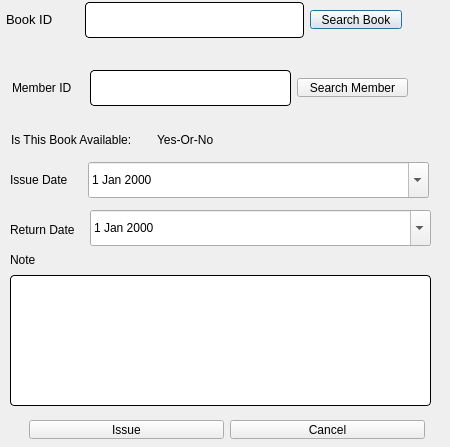
Above: LibraryManagementSoftware/LibraryManagementSoftware/issuebook.ui from vashutangri/library_management_system before the change. Below: the same form after it.
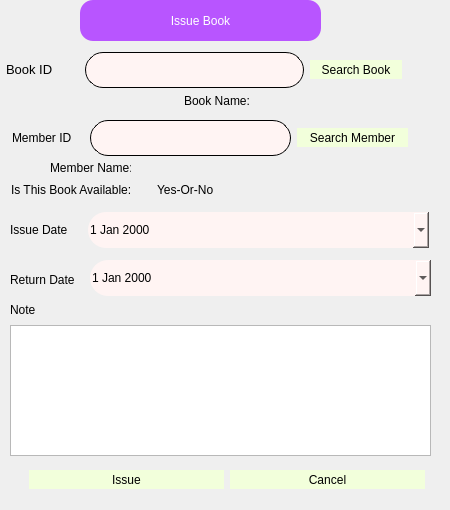
That is the form after the change.

Patch:
```diff
--- a/LibraryManagementSoftware/LibraryManagementSoftware/issuebook.ui
+++ b/LibraryManagementSoftware/LibraryManagementSoftware/issuebook.ui
@@ -7,27 +7,42 @@
     <x>0</x>
     <y>0</y>
     <width>450</width>
-    <height>447</height>
+    <height>510</height>
    </rect>
   </property>
   <property name="windowTitle">
    <string>Dialog</string>
   </property>
+  <property name="styleSheet">
+   <string notr="true">QPushButton{
+background-color: rgb(242, 255, 219);
+
+font: 350 9pt &quot;Segoe UI Variable Text Semiligh&quot;;
+
+border-radius:20%;
+border:2px;
+font: 12pt &quot;Segoe UI&quot;;
+}
+QPushButton:hover{
+        background-color: rgb(255, 231, 212)
+}
+</string>
+  </property>
   <widget class="QLineEdit" name="bookID">
    <property name="geometry">
     <rect>
      <x>85</x>
-     <y>2</y>
+     <y>52</y>
      <width>219</width>
      <height>36</height>
     </rect>
    </property>
    <property name="styleSheet">
     <string notr="true">QLineEdit{
-	background-color: rgb(255, 255, 255);
-	 border: 1px  solid;
-     border-radius: 4px;
-	font: 24px
+background-color: rgb(255, 244, 243);
+border-radius:18%;
+border: 1px  solid;
+font: 24px
 }</string>
    </property>
   </widget>
@@ -35,7 +50,7 @@
    <property name="geometry">
     <rect>
      <x>6</x>
-     <y>10</y>
+     <y>60</y>
      <width>73</width>
      <height>19</height>
     </rect>
@@ -58,7 +73,7 @@
    <property name="geometry">
     <rect>
      <x>310</x>
-     <y>10</y>
+     <y>60</y>
      <width>92</width>
      <height>19</height>
     </rect>
@@ -74,7 +89,7 @@
    <property name="geometry">
     <rect>
      <x>12</x>
-     <y>78</y>
+     <y>128</y>
      <width>72</width>
      <height>19</height>
     </rect>
@@ -96,7 +111,7 @@
    <property name="geometry">
     <rect>
      <x>297</x>
-     <y>78</y>
+     <y>128</y>
      <width>111</width>
      <height>19</height>
     </rect>
@@ -112,16 +127,17 @@
    <property name="geometry">
     <rect>
      <x>90</x>
-     <y>70</y>
+     <y>120</y>
      <width>201</width>
      <height>36</height>
     </rect>
    </property>
    <property name="styleSheet">
     <string notr="true">QLineEdit{
-	background-color: rgb(255, 255, 255);
+
 	 border: 1px  solid;
-     border-radius: 4px;
+background-color: rgb(255, 244, 243);
+border-radius:18%;
 	font: 24px
 }</string>
    </property>
@@ -130,7 +146,7 @@
    <property name="geometry">
     <rect>
      <x>157</x>
-     <y>130</y>
+     <y>180</y>
      <width>65</width>
      <height>19</height>
     </rect>
@@ -152,7 +168,7 @@
    <property name="geometry">
     <rect>
      <x>11</x>
-     <y>130</y>
+     <y>180</y>
      <width>140</width>
      <height>19</height>
     </rect>
@@ -174,7 +190,7 @@
    <property name="geometry">
     <rect>
      <x>10</x>
-     <y>170</y>
+     <y>220</y>
      <width>73</width>
      <height>19</height>
     </rect>
@@ -196,7 +212,7 @@
    <property name="geometry">
     <rect>
      <x>10</x>
-     <y>220</y>
+     <y>270</y>
      <width>72</width>
      <height>19</height>
     </rect>
@@ -218,13 +234,14 @@
    <property name="geometry">
     <rect>
      <x>88</x>
-     <y>162</y>
+     <y>212</y>
      <width>341</width>
      <height>36</height>
     </rect>
    </property>
    <property name="styleSheet">
-    <string notr="true"/>
+    <string notr="true">background-color: rgb(255, 244, 243);
+border-radius:18%;</string>
    </property>
    <property name="calendarPopup">
     <bool>true</bool>
@@ -234,13 +251,14 @@
    <property name="geometry">
     <rect>
      <x>90</x>
-     <y>210</y>
+     <y>260</y>
      <width>341</width>
      <height>36</height>
     </rect>
    </property>
    <property name="styleSheet">
-    <string notr="true"/>
+    <string notr="true">background-color: rgb(255, 244, 243);
+border-radius:18%;</string>
    </property>
    <property name="calendarPopup">
     <bool>true</bool>
@@ -250,7 +268,7 @@
    <property name="geometry">
     <rect>
      <x>230</x>
-     <y>420</y>
+     <y>470</y>
      <width>195</width>
      <height>19</height>
     </rect>
@@ -266,7 +284,7 @@
    <property name="geometry">
     <rect>
      <x>29</x>
-     <y>420</y>
+     <y>470</y>
      <width>195</width>
      <height>19</height>
     </rect>
@@ -282,7 +300,7 @@
    <property name="geometry">
     <rect>
      <x>10</x>
-     <y>250</y>
+     <y>300</y>
      <width>29</width>
      <height>19</height>
     </rect>
@@ -304,13 +322,15 @@
    <property name="geometry">
     <rect>
      <x>10</x>
-     <y>275</y>
+     <y>325</y>
      <width>421</width>
      <height>131</height>
     </rect>
    </property>
    <property name="styleSheet">
-    <string notr="true">QTextEdit{
+    <string notr="true">background-color: rgb(255, 244, 243);
+border-radius:18%;
+QTextEdit{
 	background-color: rgb(255, 255, 255);
 	 border: 1px  solid;
      border-radius: 4px;
@@ -322,7 +342,7 @@
    <property name="geometry">
     <rect>
      <x>10</x>
-     <y>40</y>
+     <y>90</y>
      <width>431</width>
      <height>22</height>
     </rect>
@@ -341,6 +361,13 @@
       </property>
      </spacer>
     </item>
+    <item>
+     <widget class="QLabel" name="label_4">
+      <property name="text">
+       <string>Book Name: </string>
+      </property>
+     </widget>
+    </item>
     <item>
      <widget class="QLabel" name="bookName">
       <property name="sizePolicy">
@@ -377,7 +404,7 @@
    <property name="geometry">
     <rect>
      <x>190</x>
-     <y>110</y>
+     <y>160</y>
      <width>31</width>
      <height>21</height>
     </rect>
@@ -386,6 +413,41 @@
     <string/>
    </property>
   </widget>
+  <widget class="QLabel" name="label_3">
+   <property name="geometry">
+    <rect>
+     <x>50</x>
+     <y>160</y>
+     <width>81</width>
+     <height>16</height>
+    </rect>
+   </property>
+   <property name="text">
+    <string>Member Name:</string>
+   </property>
+  </widget>
+  <widget class="QLabel" name="label_6">
+   <property name="geometry">
+    <rect>
+     <x>80</x>
+     <y>0</y>
+     <width>241</width>
+     <height>41</height>
+    </rect>
+   </property>
+   <property name="styleSheet">
+    <string notr="true">font: 20pt &quot;Arial&quot;;
+color:white;
+background-color:rgb(184, 85, 255);
+border-radius:13%;</string>
+   </property>
+   <property name="text">
+    <string>Issue Book</string>
+   </property>
+   <property name="alignment">
+    <set>Qt::AlignCenter</set>
+   </property>
+  </widget>
  </widget>
  <resources/>
  <connections/>
```
